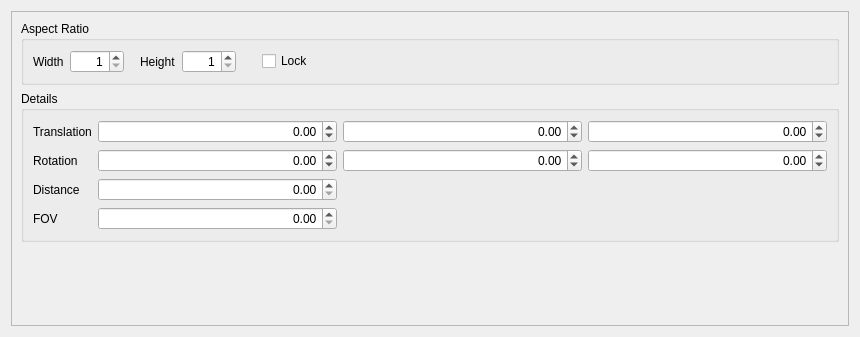
First picture: the form in src/gui/ViewportControl.ui, repository openscad/openscad, before the edit.
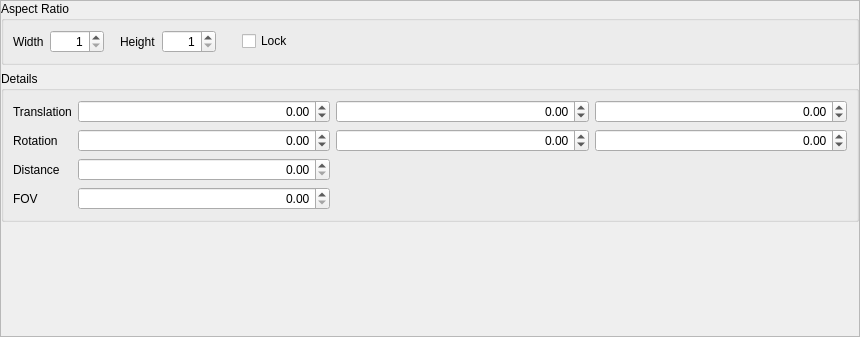
Second picture: the form after the edit.

Commit message: Tweak the layouts of the ColorList, ErrorLog, FontList, and Viewport Control panes.

Patch:
```diff
--- a/src/gui/ViewportControl.ui
+++ b/src/gui/ViewportControl.ui
@@ -14,6 +14,18 @@
    <string notr="true">ViewportControlWidget</string>
   </property>
   <layout class="QVBoxLayout" name="verticalLayout">
+   <property name="leftMargin">
+    <number>0</number>
+   </property>
+   <property name="topMargin">
+    <number>0</number>
+   </property>
+   <property name="rightMargin">
+    <number>0</number>
+   </property>
+   <property name="bottomMargin">
+    <number>0</number>
+   </property>
    <item>
     <widget class="QScrollArea" name="scrollArea">
      <property name="verticalScrollBarPolicy">
@@ -35,6 +47,18 @@
        </rect>
       </property>
       <layout class="QVBoxLayout" name="verticalLayout_2">
+       <property name="leftMargin">
+        <number>0</number>
+       </property>
+       <property name="topMargin">
+        <number>0</number>
+       </property>
+       <property name="rightMargin">
+        <number>0</number>
+       </property>
+       <property name="bottomMargin">
+        <number>0</number>
+       </property>
        <item>
         <widget class="QGroupBox" name="groupBoxAspectRatio">
          <property name="sizePolicy">
```
The commit also changes 4 other files.
